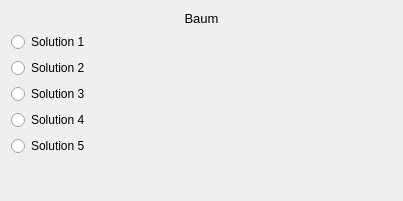
Before: the Qt Designer form src/practice/practice_widget_multiplechoice.ui in KDE/parley, drawn with Qt 5.
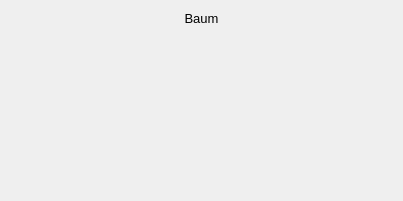
After: the same form once the commit is applied.

Commit message: number of multiple choices configurable

The edit to the form file:
```diff
--- a/src/practice/practice_widget_multiplechoice.ui
+++ b/src/practice/practice_widget_multiplechoice.ui
@@ -32,41 +32,6 @@
      </property>
     </widget>
    </item>
-   <item>
-    <widget class="QRadioButton" name="choice1">
-     <property name="text">
-      <string>Solution 1</string>
-     </property>
-    </widget>
-   </item>
-   <item>
-    <widget class="QRadioButton" name="choice2">
-     <property name="text">
-      <string>Solution 2</string>
-     </property>
-    </widget>
-   </item>
-   <item>
-    <widget class="QRadioButton" name="choice3">
-     <property name="text">
-      <string>Solution 3</string>
-     </property>
-    </widget>
-   </item>
-   <item>
-    <widget class="QRadioButton" name="choice4">
-     <property name="text">
-      <string>Solution 4</string>
-     </property>
-    </widget>
-   </item>
-   <item>
-    <widget class="QRadioButton" name="choice5">
-     <property name="text">
-      <string>Solution 5</string>
-     </property>
-    </widget>
-   </item>
    <item>
     <spacer name="verticalSpacer">
      <property name="orientation">
```
The commit also changes 2 other files.
